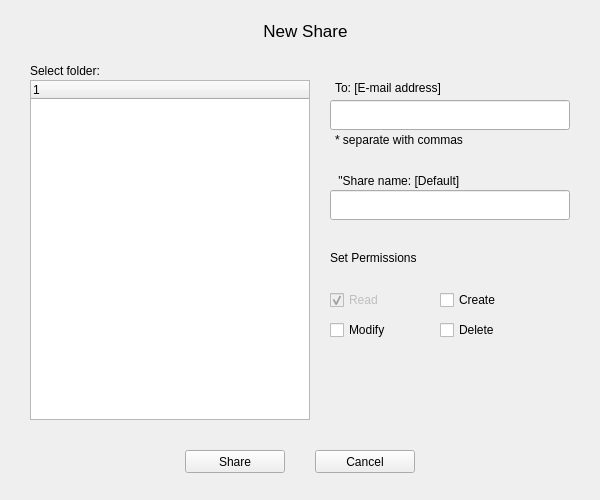
Before: the Qt Designer form pCloud/sharefolderwindow.ui in pcloudcom/pfs-gui, drawn with Qt 5.
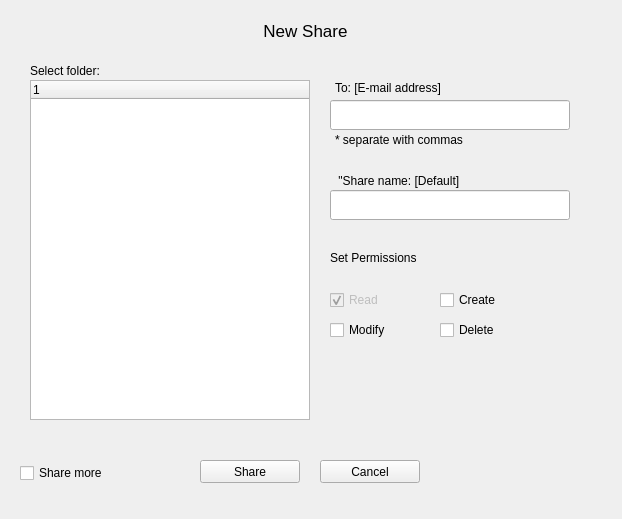
After: the same form once the commit is applied.

Diff of the .ui file:
```diff
--- a/pCloud/sharefolderwindow.ui
+++ b/pCloud/sharefolderwindow.ui
@@ -6,8 +6,8 @@
    <rect>
     <x>0</x>
     <y>0</y>
-    <width>600</width>
-    <height>500</height>
+    <width>622</width>
+    <height>519</height>
    </rect>
   </property>
   <property name="windowTitle">
@@ -129,8 +129,8 @@
    <widget class="QPushButton" name="sharebutton">
     <property name="geometry">
      <rect>
-      <x>185</x>
-      <y>450</y>
+      <x>200</x>
+      <y>460</y>
       <width>100</width>
       <height>23</height>
      </rect>
@@ -142,8 +142,8 @@
    <widget class="QPushButton" name="cancelbutton">
     <property name="geometry">
      <rect>
-      <x>315</x>
-      <y>450</y>
+      <x>320</x>
+      <y>460</y>
       <width>100</width>
       <height>23</height>
      </rect>
@@ -243,6 +243,19 @@
      <string>* separate with commas</string>
     </property>
    </widget>
+   <widget class="QCheckBox" name="checkBox_shareMore">
+    <property name="geometry">
+     <rect>
+      <x>20</x>
+      <y>460</y>
+      <width>121</width>
+      <height>26</height>
+     </rect>
+    </property>
+    <property name="text">
+     <string>Share more</string>
+    </property>
+   </widget>
   </widget>
  </widget>
  <resources/>
```
